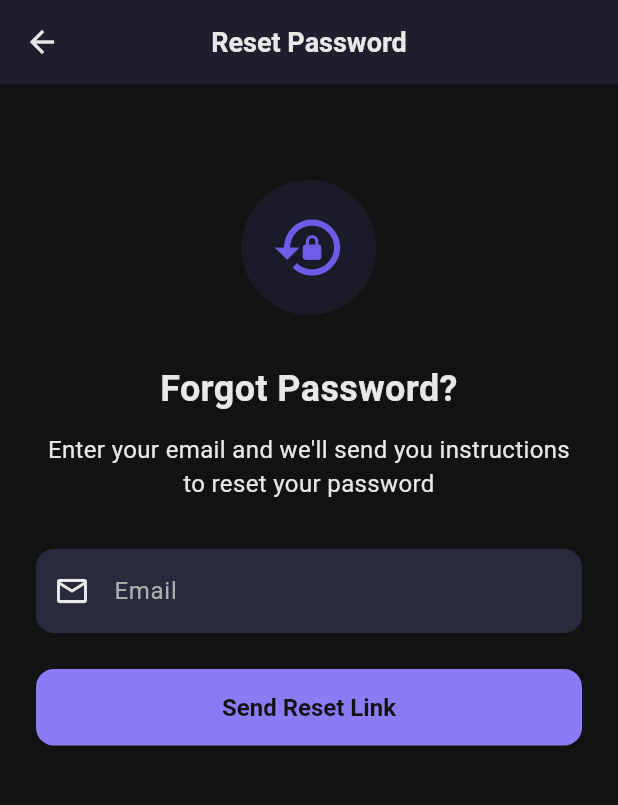
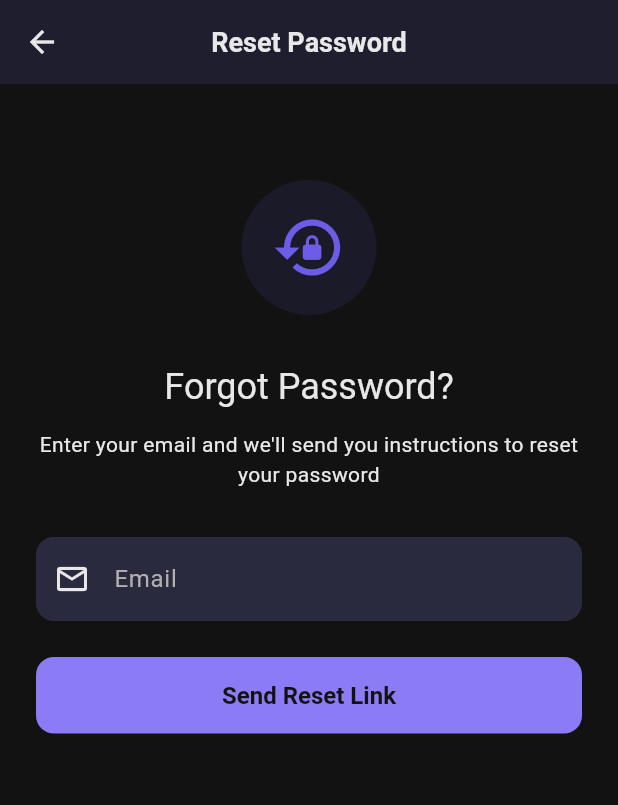
Before and after one commit to bbakenhus7/rivl, a Flutter app: the screen it shows after launch, scrolled down 47 dp, after a tap on "Forgot Password?", on a phone screen of 412 x 824 dp, the part 90-895 px from its top. Run offline on Flutter 3.47's test engine with Material 3 defaults, Android fonts, the phone set to English and light mode, and no system bars; our stand-ins replace cloud_firestore, cloud_functions, firebase_auth, firebase_core, firebase_messaging, fl_chart and 3 more; missing offline and left inert: flutter_stripe, health; accounts and stored records are empty; statements that could not run were skipped.

```diff
--- a/lib/models/challenge_model.dart
+++ b/lib/models/challenge_model.dart
@@ -320,8 +320,9 @@ class ChallengeModel {
       'opponentStepHistory': opponentStepHistory.map((e) => e.toMap()).toList(),
       if (participants.isNotEmpty)
         'participants': participants.map((e) => e.toMap()).toList(),
-      if (participantIds.isNotEmpty)
-        'participantIds': participantIds,
+      'participantIds': participantIds.isNotEmpty
+          ? participantIds
+          : [creatorId, if (opponentId != null) opponentId],
       if (maxParticipants > 2) 'maxParticipants': maxParticipants,
       if (minParticipants > 2) 'minParticipants': minParticipants,
       if (payoutStructure != null)
--- a/lib/providers/auth_provider.dart
+++ b/lib/providers/auth_provider.dart
@@ -1,5 +1,6 @@
 // providers/auth_provider.dart
 
+import 'dart:async';
 import 'package:flutter/foundation.dart' show kIsWeb;
 import 'package:flutter/material.dart';
 import 'package:firebase_auth/firebase_auth.dart';
@@ -11,6 +12,7 @@ enum AuthState { initial, loading, authenticated, unauthenticated, error }
 
 class AuthProvider extends ChangeNotifier {
   final FirebaseService _firebaseService = FirebaseService();
+  StreamSubscription? _authSubscription;
 
   AuthState _state = AuthState.initial;
   UserModel? _user;
@@ -27,7 +29,7 @@ class AuthProvider extends ChangeNotifier {
   }
 
   void _init() {
-    _firebaseService.authStateChanges.listen(
+    _authSubscription = _firebaseService.authStateChanges.listen(
       (firebaseUser) async {
         if (firebaseUser != null) {
           await _loadUser(firebaseUser.uid);
@@ -414,4 +416,10 @@ class AuthProvider extends ChangeNotifier {
       await _loadUser(_user!.id);
     }
   }
+
+  @override
+  void dispose() {
+    _authSubscription?.cancel();
+    super.dispose();
+  }
 }
--- a/lib/screens/auth/forgot_password_screen.dart
+++ b/lib/screens/auth/forgot_password_screen.dart
@@ -66,14 +66,14 @@ class _ForgotPasswordScreenState extends State<ForgotPasswordScreen> {
           ),
         ),
         const SizedBox(height: 24),
-        const Text(
+        Text(
           'Check Your Email',
-          style: RivlTextStyles.heading2,
+          style: Theme.of(context).textTheme.headlineSmall,
         ),
         const SizedBox(height: 12),
         Text(
           'We sent password reset instructions to\n${_emailController.text}',
-          style: RivlTextStyles.bodySecondary,
+          style: Theme.of(context).textTheme.bodyMedium,
           textAlign: TextAlign.center,
         ),
         const SizedBox(height: 32),
@@ -111,15 +111,15 @@ class _ForgotPasswordScreenState extends State<ForgotPasswordScreen> {
           const SizedBox(height: 32),
 
           // Title
-          const Text(
+          Text(
             'Forgot Password?',
-            style: RivlTextStyles.heading2,
+            style: Theme.of(context).textTheme.headlineSmall,
             textAlign: TextAlign.center,
           ),
           const SizedBox(height: 12),
-          const Text(
+          Text(
             "Enter your email and we'll send you instructions to reset your password",
-            style: RivlTextStyles.bodySecondary,
+            style: Theme.of(context).textTheme.bodyMedium,
             textAlign: TextAlign.center,
           ),
           const SizedBox(height: 32),
--- a/lib/utils/theme.dart
+++ b/lib/utils/theme.dart
@@ -324,7 +324,7 @@ class RivlTheme {
         onSecondary: Colors.white,
         onSurface: RivlColors.darkTextPrimary,
         onError: Colors.white,
-        background: RivlColors.darkBackground,
+        surfaceContainerHighest: RivlColors.darkBackground,
       ),
 
       scaffoldBackgroundColor: RivlColors.darkBackground,
--- a/lib/widgets/add_funds_sheet.dart
+++ b/lib/widgets/add_funds_sheet.dart
@@ -45,7 +45,6 @@ class _AddFundsSheet extends StatefulWidget {
 
 class _AddFundsSheetState extends State<_AddFundsSheet> {
   final _amountController = TextEditingController();
-  bool _depositSucceeded = false;
 
   double get _shortfall => (widget.stakeAmount - widget.currentBalance).ceilToDouble();
 
@@ -338,7 +337,6 @@ class _AddFundsSheetState extends State<_AddFundsSheet> {
     if (!mounted) return;
 
     if (tx != null) {
-      _depositSucceeded = true;
       Navigator.pop(context, true);
     } else if (provider.errorMessage != null) {
       ScaffoldMessenger.of(context).showSnackBar(
--- a/lib/widgets/challenge_card.dart
+++ b/lib/widgets/challenge_card.dart
@@ -507,8 +507,4 @@ class _DailyGoalHint extends StatelessWidget {
     );
   }
 
-  String _formatNumber(int n) {
-    if (n >= 1000) return '${(n / 1000).toStringAsFixed(1)}K';
-    return '$n';
-  }
 }
--- a/lib/widgets/steps_card.dart
+++ b/lib/widgets/steps_card.dart
@@ -22,9 +22,9 @@ class StepsCard extends StatelessWidget {
                   child: Column(
                     crossAxisAlignment: CrossAxisAlignment.start,
                     children: [
-                      const Text(
+                      Text(
                         "Today's Steps",
-                        style: RivlTextStyles.bodySecondary,
+                        style: Theme.of(context).textTheme.bodyMedium,
                       ),
                       const SizedBox(height: 8),
                       Text(
@@ -45,7 +45,7 @@ class StepsCard extends StatelessWidget {
                           const SizedBox(width: 4),
                           Text(
                             'Goal: ${health.formatSteps(health.dailyGoal)}',
-                            style: RivlTextStyles.caption,
+                            style: Theme.of(context).textTheme.bodySmall,
                           ),
                           if (health.goalReached) ...[
                             const SizedBox(width: 8),
```
Also changed, not shown: lib/firebase_options_stub.dart (deleted, +0 -17 lines), lib/screens/auth/signup_screen.dart (+4 -4 lines), lib/firebase_options.dart, 4 other files.
